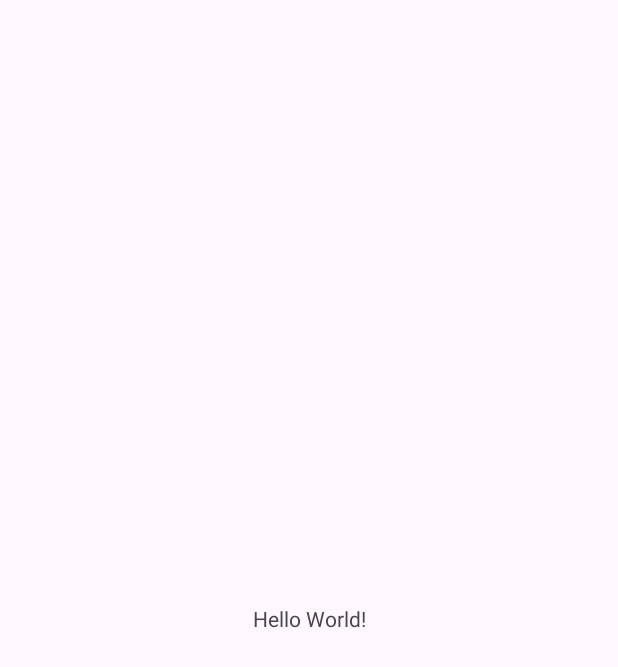
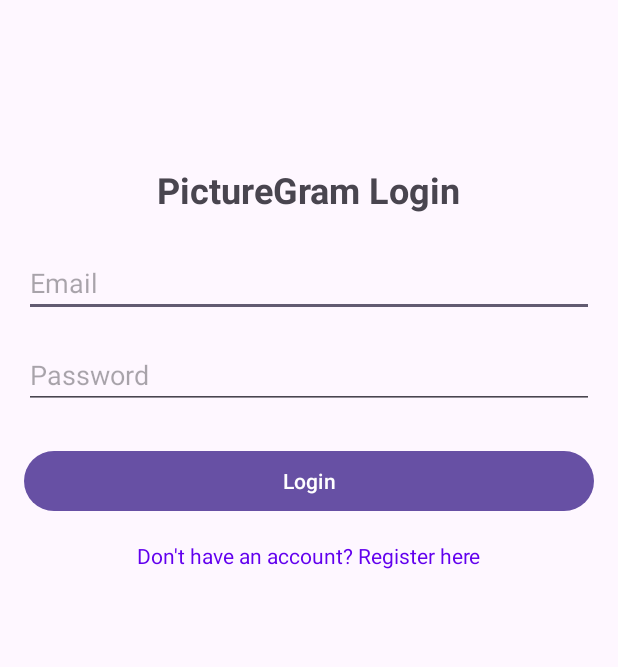
Before and after one commit to NatanProtector/android-workshop-final-project, an Android app: the screen it shows after launch (MainActivity), on a phone screen of 412 x 824 dp. Before the commit the part shown is almost empty. Shown: the top 667 px of the screen. Run offline under Robolectric (Android 15) with nearby library versions, the phone set to English and light mode, and no system bars.

Commit message:
Register and login screen

```diff
--- a/app/src/main/AndroidManifest.xml
+++ b/app/src/main/AndroidManifest.xml
@@ -13,6 +13,9 @@
         android:theme="@style/Theme.PictureGram"
         tools:targetApi="31">
         <activity
+            android:name=".RegisterActivity"
+            android:exported="false" />
+        <activity
             android:name=".MainActivity"
             android:exported="true">
             <intent-filter>
--- a/app/src/main/java/com/natanp_josefm_michaelk/picturegram/MainActivity.java
+++ b/app/src/main/java/com/natanp_josefm_michaelk/picturegram/MainActivity.java
@@ -1,6 +1,13 @@
 package com.natanp_josefm_michaelk.picturegram;
 
+import android.content.Intent;
 import android.os.Bundle;
+import android.util.Log;
+import android.view.View;
+import android.widget.Button;
+import android.widget.EditText;
+import android.widget.TextView;
+import android.widget.Toast;
 
 import androidx.activity.EdgeToEdge;
 import androidx.appcompat.app.AppCompatActivity;
@@ -8,11 +15,63 @@ import androidx.core.graphics.Insets;
 import androidx.core.view.ViewCompat;
 import androidx.core.view.WindowInsetsCompat;
 
+/*  Notes:
+ *  - changing screen orientation of screen destroys and creates the screen, must save info and reload
+ *  - never block the main thread by putting loops in event listeners, USE ANOTHER THREAD
+ * */
+
 public class MainActivity extends AppCompatActivity {
+
+    EditText editTextEmail;
+    EditText editTextPassword;
+    Button buttonLogin;
+    TextView textViewRegisterLink;
+
+    private static final String TAG = "MainActivity"; // Tag for logging
 
     @Override
     protected void onCreate(Bundle savedInstanceState) {
         super.onCreate(savedInstanceState);
+        //EdgeToEdge.enable(this);
         setContentView(R.layout.activity_main);
+        //ViewCompat.setOnApplyWindowInsetsListener(findViewById(R.id.main), (v, insets) -> {
+        //    Insets systemBars = insets.getInsets(WindowInsetsCompat.Type.systemBars());
+        //    v.setPadding(systemBars.left, systemBars.top, systemBars.right, systemBars.bottom);
+        //    return insets;
+        //});
+
+        editTextEmail = findViewById(R.id.editTextEmail);
+        editTextPassword = findViewById(R.id.editTextPassword);
+        buttonLogin = findViewById(R.id.buttonLogin);
+        textViewRegisterLink = findViewById(R.id.textViewRegisterLink);
+
+        buttonLogin.setOnClickListener(new View.OnClickListener() {
+            @Override
+            public void onClick(View v) {
+                String email = editTextEmail.getText().toString();
+                String password = editTextPassword.getText().toString();
+
+                // Log the inputs
+                Log.d(TAG, "Email: " + email);
+                Log.d(TAG, "Password: " + password); // Be cautious logging passwords in production!
+
+                // Basic validation (you can add more complex logic here)
+                if (email.isEmpty() || password.isEmpty()) {
+                    Toast.makeText(MainActivity.this, "Please enter email and password", Toast.LENGTH_SHORT).show();
+                } else {
+                    // TODO: Add actual login logic here (e.g., call an API, check database)
+                    Toast.makeText(MainActivity.this, "Login details logged", Toast.LENGTH_SHORT).show(); // Inform user action was logged
+                }
+            }
+        });
+
+        textViewRegisterLink.setOnClickListener(new View.OnClickListener() {
+            @Override
+            public void onClick(View v) {
+                // Intent to start RegisterActivity
+                Intent intent = new Intent(MainActivity.this, RegisterActivity.class);
+                startActivity(intent);
+            }
+        });
     }
 }
--- a/app/src/main/res/layout/activity_main.xml
+++ b/app/src/main/res/layout/activity_main.xml
@@ -5,15 +5,65 @@
     android:id="@+id/main"
     android:layout_width="match_parent"
     android:layout_height="match_parent"
+    android:padding="16dp"
     tools:context=".MainActivity">
 
     <TextView
+        android:id="@+id/textViewTitle"
         android:layout_width="wrap_content"
         android:layout_height="wrap_content"
-        android:text="Hello World!"
-        app:layout_constraintBottom_toBottomOf="parent"
+        android:text="PictureGram Login"
+        android:textSize="24sp"
+        android:textStyle="bold"
+        app:layout_constraintBottom_toTopOf="@+id/editTextEmail"
+        app:layout_constraintEnd_toEndOf="parent"
+        app:layout_constraintStart_toStartOf="parent"
+        app:layout_constraintTop_toTopOf="parent"
+        app:layout_constraintVertical_bias="0.8" />
+
+    <EditText
+        android:id="@+id/editTextEmail"
+        android:layout_width="0dp"
+        android:layout_height="wrap_content"
+        android:layout_marginTop="150dp"
+        android:hint="Email"
+        android:inputType="textEmailAddress"
         app:layout_constraintEnd_toEndOf="parent"
         app:layout_constraintStart_toStartOf="parent"
         app:layout_constraintTop_toTopOf="parent" />
 
+    <EditText
+        android:id="@+id/editTextPassword"
+        android:layout_width="0dp"
+        android:layout_height="wrap_content"
+        android:layout_marginTop="16dp"
+        android:hint="Password"
+        android:inputType="textPassword"
+        app:layout_constraintEnd_toEndOf="parent"
+        app:layout_constraintStart_toStartOf="parent"
+        app:layout_constraintTop_toBottomOf="@+id/editTextEmail" />
+
+    <Button
+        android:id="@+id/buttonLogin"
+        android:layout_width="0dp"
+        android:layout_height="wrap_content"
+        android:layout_marginTop="24dp"
+        android:text="Login"
+        app:layout_constraintEnd_toEndOf="parent"
+        app:layout_constraintStart_toStartOf="parent"
+        app:layout_constraintTop_toBottomOf="@+id/editTextPassword" />
+
+    <TextView
+        android:id="@+id/textViewRegisterLink"
+        android:layout_width="wrap_content"
+        android:layout_height="wrap_content"
+        android:layout_marginTop="16dp"
+        android:text="Don't have an account? Register here"
+        android:textColor="@color/purple_500"
+        android:clickable="true"
+        android:focusable="true"
+        app:layout_constraintEnd_toEndOf="parent"
+        app:layout_constraintStart_toStartOf="parent"
+        app:layout_constraintTop_toBottomOf="@+id/buttonLogin" />
+
 </androidx.constraintlayout.widget.ConstraintLayout>
--- a/app/src/main/res/values/colors.xml
+++ b/app/src/main/res/values/colors.xml
@@ -2,4 +2,5 @@
 <resources>
     <color name="black">#FF000000</color>
     <color name="white">#FFFFFFFF</color>
+    <color name="purple_500">#FF6200EE</color>
 </resources>
```
Also changed, not shown: app/src/main/java/com/natanp_josefm_michaelk/picturegram/RegisterActivity.java (added, +84 -0 lines), app/src/main/res/layout/activity_register.xml (added, +90 -0 lines).
